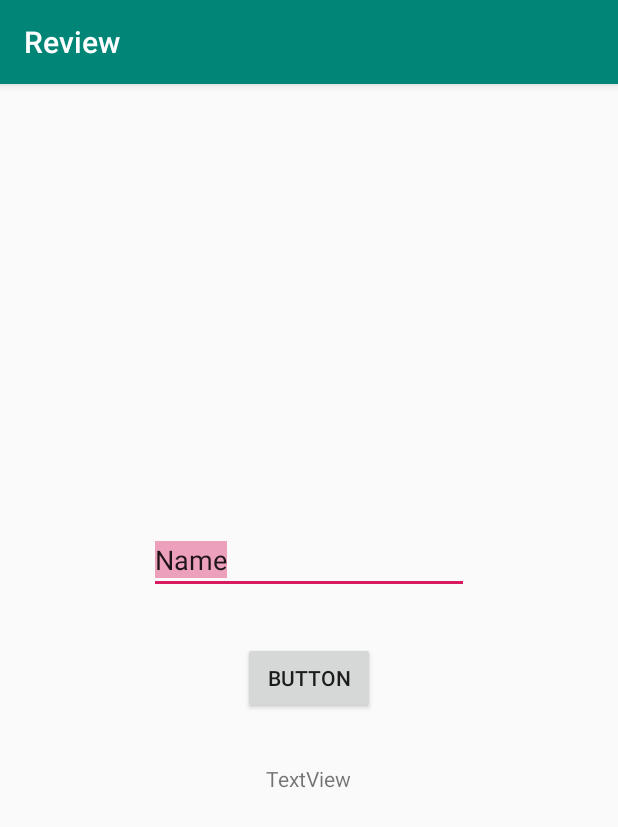
After one commit to hanks7/Review, an Android app: the MVPActivity screen opened directly, with no data from a screen before it, on a phone screen of 412 x 824 dp. The commit adds this screen. Shown: the top 827 px of the screen. Run offline under Robolectric (Android 15) with nearby library versions, the phone set to English and light mode, and no system bars; our stand-ins replace ButterKnife.

Commit message:
1.添加MVC MVP设计模式

```diff
--- a/app/src/main/AndroidManifest.xml
+++ b/app/src/main/AndroidManifest.xml
@@ -43,7 +43,10 @@
             android:enabled="true"
             android:exported="true" />
 
-        <activity android:name=".module.view.CustomerViewActivity"></activity>
+        <activity android:name=".module.view.CustomerViewActivity" />
+        <activity android:name=".module.patter.mvc.normal.NormalActivity" />
+        <activity android:name=".module.patter.mvc.normal.MvcActivity" />
+        <activity android:name=".module.patter.mvp.MVPActivity"></activity>
     </application>
 
 </manifest>
--- /dev/null
+++ b/app/src/main/java/com/easyway/review/module/patter/mvc/callback/MCallBack.java
@@ -0,0 +1,13 @@
+package com.easyway.review.module.patter.mvc.callback;
+
+import com.easyway.review.module.patter.mvc.model.Account;
+
+/**
+ * @author 侯建军 QQ:474664736
+ * @time 2020/1/6 10:50
+ * @class describe
+ */
+public interface MCallBack {
+    void onSuccess(Account bean);
+    void onFail();
+}
--- /dev/null
+++ b/app/src/main/java/com/easyway/review/module/patter/mvp/IView.java
@@ -0,0 +1,19 @@
+package com.easyway.review.module.patter.mvp;
+
+import com.easyway.review.module.patter.mvc.model.Account;
+
+/**
+ * @author 侯建军 QQ:474664736
+ * @time 2020/1/6 13:30
+ * @class describe
+ */
+public interface IView {
+
+    String getUserInput();
+
+    void showSuccessPage(Account bean);
+
+
+    void showFailPage();
+
+}
--- /dev/null
+++ b/app/src/main/java/com/easyway/review/module/patter/mvp/MVPActivity.java
@@ -0,0 +1,62 @@
+package com.easyway.review.module.patter.mvp;
+
+import android.os.Bundle;
+import android.support.v7.app.AppCompatActivity;
+import android.view.View;
+import android.widget.EditText;
+import android.widget.TextView;
+
+import com.easyway.review.R;
+import com.easyway.review.module.patter.mvc.model.Account;
+
+import butterknife.BindView;
+/**
+ *
+ * @Package:        com.easyway.review.module.patter.mvp.MVPActivity
+ * @Author:         侯建军
+ * @CreateDate:     2020/1/6 15:30
+ * @Description:    有点： 解决Mvc中controller与View过度耦合，职责划分明显，更加易于维护
+ *                    缺点： 接口数量多，项目复杂度高。随着项目复杂度提升，Presenter层将越来越臃肿。
+ *
+ *                    建议：1.接口规范化（封装父类接口以减少接口的使用量）
+ *                          2.使用第三方插件自动生成  MVP代码
+ *                          3.对于一些简单的界面，可以选择不使用框架
+ *                          4.根据项目的复杂程度，部分模块可以选择不使用接口
+ */
+public class MVPActivity extends AppCompatActivity implements IView {
+
+    @BindView(R.id.edt_input)
+    EditText edtInput;
+    @BindView(R.id.tv_info)
+    TextView tvInfo;
+
+    MVPPresenter mPresenter;
+    @Override
+    protected void onCreate(Bundle savedInstanceState) {
+        super.onCreate(savedInstanceState);
+        setContentView(R.layout.activity_normal);
+        mPresenter = new MVPPresenter(this);
+
+    }
+
+    public void btnClick(View view) {
+        mPresenter.getData();
+    }
+
+    @Override
+    public String getUserInput() {
+        return edtInput.getText().toString();
+    }
+
+    @Override
+    public void showSuccessPage(Account bean) {
+        tvInfo.setText("用户账号：" + bean.getName() + "   用户等级 ：" + bean.getLevel());
+    }
+
+    @Override
+    public void showFailPage() {
+        tvInfo.setText("获取数据失败");
+    }
+
+
+}
--- /dev/null
+++ b/app/src/main/java/com/easyway/review/module/patter/mvp/MVPPresenter.java
@@ -0,0 +1,33 @@
+package com.easyway.review.module.patter.mvp;
+
+import com.easyway.review.module.patter.mvc.callback.MCallBack;
+import com.easyway.review.module.patter.mvc.model.Account;
+
+/**
+ * @author 侯建军 QQ:474664736
+ * @time 2020/1/6 13:37
+ * @class describe
+ */
+public class MVPPresenter {
+    IView mView;
+    MVPModel mModel;
+
+    public MVPPresenter(IView mView) {
+        this.mView = mView;
+        mModel=new MVPModel();
+    }
+
+    public void getData() {
+        mModel.getAccountdata(mView.getUserInput(), new MCallBack() {
+            @Override
+            public void onSuccess(Account bean) {
+                mView.showSuccessPage(bean);
+            }
+
+            @Override
+            public void onFail() {
+                mView.showFailPage();
+            }
+        });
+    }
+}
--- /dev/null
+++ b/app/src/main/res/layout/activity_normal.xml
@@ -0,0 +1,34 @@
+<?xml version="1.0" encoding="utf-8"?>
+<LinearLayout xmlns:android="http://schemas.android.com/apk/res/android"
+    xmlns:app="http://schemas.android.com/apk/res-auto"
+    xmlns:tools="http://schemas.android.com/tools"
+    android:layout_width="match_parent"
+    android:layout_height="match_parent"
+    android:gravity="center"
+    android:orientation="vertical"
+    android:padding="12dp"
+    tools:context=".module.patter.mvc.normal.NormalActivity">
+
+    <EditText
+        android:id="@+id/edt_input"
+        android:layout_width="wrap_content"
+        android:layout_height="wrap_content"
+        android:ems="10"
+        android:selectAllOnFocus="true"
+        android:text="Name" />
+
+    <Button
+        android:id="@+id/btn_commit"
+        android:onClick="btnClick"
+        android:layout_width="wrap_content"
+        android:layout_height="wrap_content"
+        android:layout_marginTop="32dp"
+        android:layout_marginBottom="33dp"
+        android:text="Button" />
+
+    <TextView
+        android:id="@+id/tv_info"
+        android:layout_width="wrap_content"
+        android:layout_height="wrap_content"
+        android:text="TextView" />
+</LinearLayout>
```
Also changed, not shown: app/src/main/java/com/easyway/review/MainActivity.java (+10 -0 lines), app/src/main/java/com/easyway/review/module/patter/mvc/model/Account.java (added, +35 -0 lines), app/src/main/java/com/easyway/review/module/patter/mvc/model/MvcModel.java (added, +24 -0 lines), app/src/main/java/com/easyway/review/module/patter/mvc/normal/MvcActivity.java (added, +65 -0 lines), app/src/main/java/com/easyway/review/module/patter/mvc/normal/NormalActivity.java (added, +79 -0 lines), app/src/main/java/com/easyway/review/module/patter/mvp/MVPModel.java (added, +25 -0 lines), app/src/main/res/layout/activity_mvc.xml (added, +9 -0 lines).
